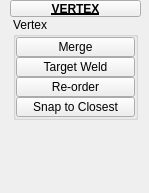
m3trik/tentacle, file tentacle/ui/uiLevel_3/polygons_vertex.ui: the form before one commit.
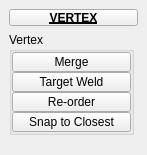
The form after the commit. Custom widgets are drawn as their Qt base class.

Diff of the .ui file:
```diff
--- a/tentacle/ui/uiLevel_3/polygons_vertex.ui
+++ b/tentacle/ui/uiLevel_3/polygons_vertex.ui
@@ -9,8 +9,8 @@
    <rect>
     <x>0</x>
     <y>0</y>
-    <width>149</width>
-    <height>193</height>
+    <width>147</width>
+    <height>155</height>
    </rect>
   </property>
   <property name="minimumSize">
@@ -142,21 +142,36 @@
      </disabled>
     </palette>
    </property>
-   <widget class="QWidget" name="layoutWidget">
-    <property name="geometry">
-     <rect>
-      <x>10</x>
-      <y>0</y>
-      <width>131</width>
-      <height>176</height>
-     </rect>
-    </property>
-    <layout class="QGridLayout" name="gridLayout">
-     <property name="spacing">
-      <number>0</number>
-     </property>
-     <item row="2" column="1" colspan="2">
-      <layout class="QHBoxLayout" name="horizontalLayout">
+   <layout class="QVBoxLayout" name="verticalLayout_2">
+    <item>
+     <widget class="PushButtonDraggable" name="draggable_header">
+      <property name="minimumSize">
+       <size>
+        <width>19</width>
+        <height>17</height>
+       </size>
+      </property>
+      <property name="maximumSize">
+       <size>
+        <width>999</width>
+        <height>17</height>
+       </size>
+      </property>
+      <property name="font">
+       <font>
+        <weight>75</weight>
+        <bold>true</bold>
+        <underline>true</underline>
+       </font>
+      </property>
+      <property name="text">
+       <string>VERTEX</string>
+      </property>
+      <property name="checkable">
+       <bool>true</bool>
+      </property>
+     </widget>
+    </item>
        <item>
         <layout class="QVBoxLayout" name="verticalLayout">
          <property name="spacing">
@@ -381,38 +396,6 @@
         </layout>
        </item>
       </layout>
-     </item>
-     <item row="0" column="1" colspan="2">
-      <widget class="PushButtonDraggable" name="draggable_header">
-       <property name="minimumSize">
-        <size>
-         <width>19</width>
-         <height>17</height>
-        </size>
-       </property>
-       <property name="maximumSize">
-        <size>
-         <width>999</width>
-         <height>17</height>
-        </size>
-       </property>
-       <property name="font">
-        <font>
-         <weight>75</weight>
-         <bold>true</bold>
-         <underline>true</underline>
-        </font>
-       </property>
-       <property name="text">
-        <string>VERTEX</string>
-       </property>
-       <property name="checkable">
-        <bool>true</bool>
-       </property>
-      </widget>
-     </item>
-    </layout>
-   </widget>
   </widget>
  </widget>
  <customwidgets>
```
Lines whose indentation alone changed are shown as unchanged.
